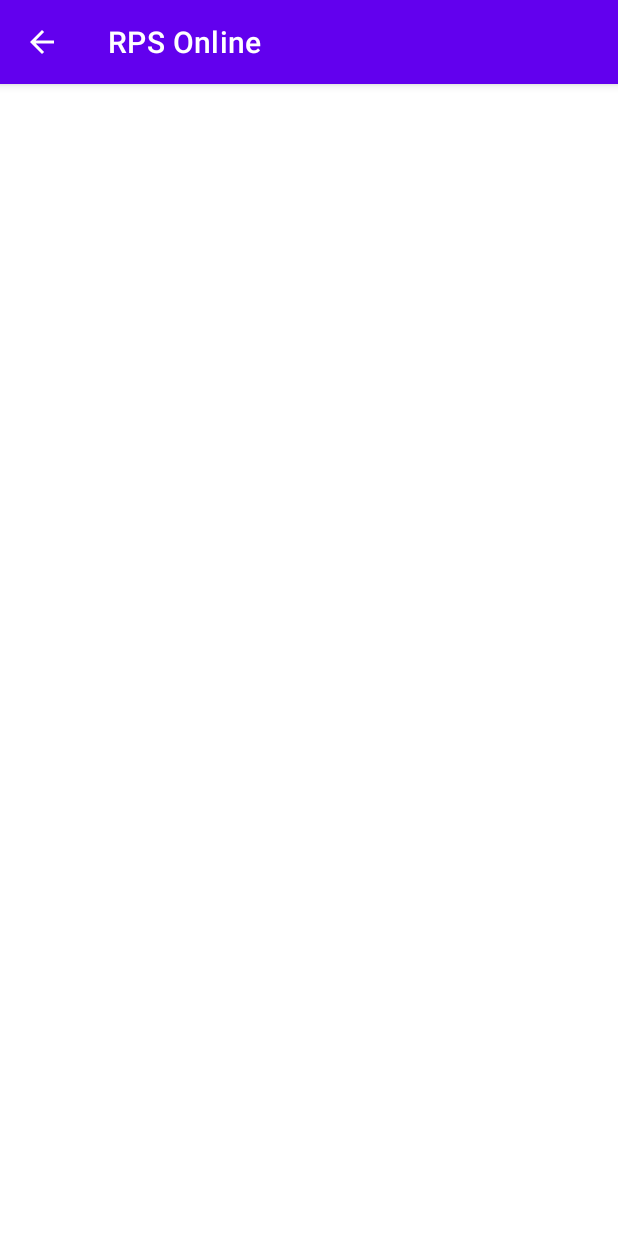
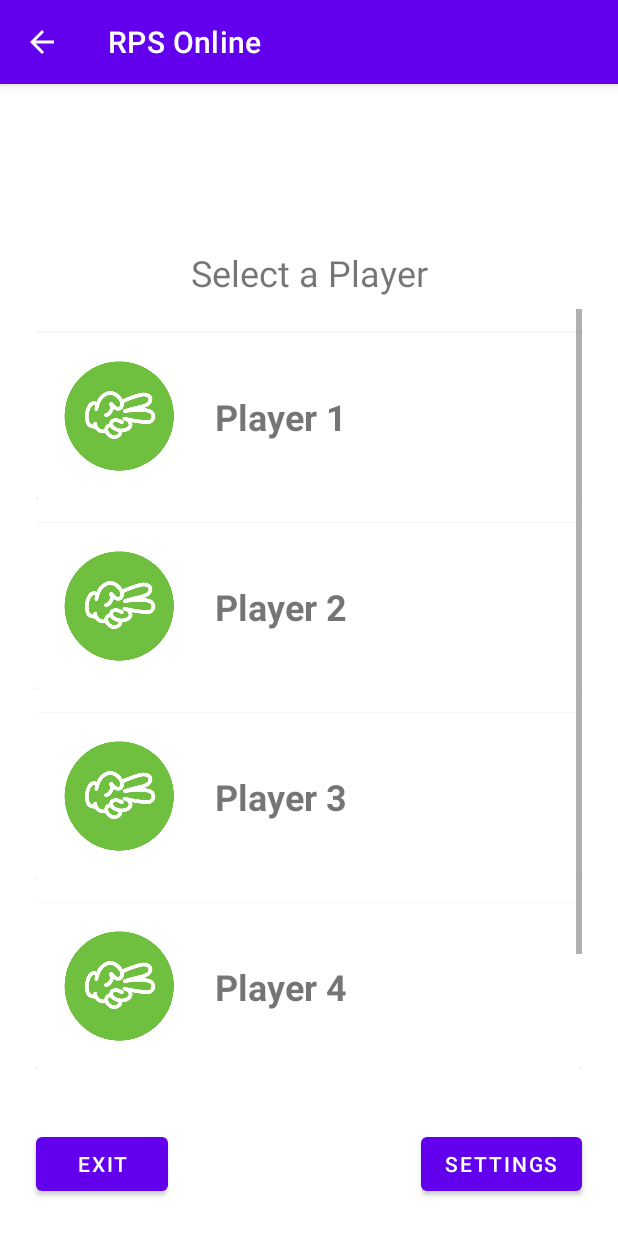
Before and after one commit to dward2nd/rock-paper-scissor, an Android app: the SelectPlayer screen opened directly, with no data from a screen before it, on a phone screen of 412 x 824 dp. Run offline under Robolectric (Android 15) with nearby library versions, the phone set to English and light mode, and no system bars; Roboto replaces fonts that are not available here.

Commit message:
๋ีีAdded SelectPlayer Activity

```diff
--- a/app/src/main/AndroidManifest.xml
+++ b/app/src/main/AndroidManifest.xml
@@ -11,13 +11,13 @@
       android:theme="@style/Theme.RockPaperScissor">
       <activity
          android:name=".SelectPlayer"
-         android:parentActivityName=".MainActivity">
+         android:parentActivityName=".LoginActivity">
          <meta-data
             android:name="android.support.PARENT_ACTIVITY"
-            android:value=".MainActivity" />
+            android:value=".LoginActivity" />
       </activity>
       <activity
-         android:name=".MainActivity"
+         android:name=".LoginActivity"
          android:exported="true">
          <intent-filter>
             <action android:name="android.intent.action.MAIN" />
--- a/app/src/main/java/com/rockpaperscissor/MainActivity.java
+++ b/app/src/main/java/com/rockpaperscissor/LoginActivity.java
@@ -7,7 +7,7 @@ import android.os.Bundle;
 import android.view.View;
 import android.widget.EditText;
 
-public class MainActivity extends AppCompatActivity {
+public class LoginActivity extends AppCompatActivity {
    public static final String EXTRA_MESSAGE = "com.rockpaperscissor.MAIN";
 
    @Override
--- a/app/src/main/java/com/rockpaperscissor/SelectPlayer.java
+++ b/app/src/main/java/com/rockpaperscissor/SelectPlayer.java
@@ -1,24 +1,44 @@
 package com.rockpaperscissor;
 
 import androidx.appcompat.app.AppCompatActivity;
+import androidx.recyclerview.widget.LinearLayoutManager;
+import androidx.recyclerview.widget.RecyclerView;
 
 import android.content.Intent;
 import android.os.Bundle;
 import android.widget.TextView;
 
+import com.rockpaperscissor.components.SelectPlayerAdapter;
+
 public class SelectPlayer extends AppCompatActivity {
+
+   final int playerLength = 25;
+   RecyclerView playerList;
+   String[] playerName;
 
    @Override
    protected void onCreate(Bundle savedInstanceState) {
       super.onCreate(savedInstanceState);
       setContentView(R.layout.activity_select_player);
 
-      // Get the Intent that started this activity and extract the string
+      // receive a message from LoginActivity and display here.
       Intent intent = getIntent();
-      String message = intent.getStringExtra(MainActivity.EXTRA_MESSAGE);
+      String message = intent.getStringExtra(LoginActivity.EXTRA_MESSAGE);
+      TextView textView = findViewById(R.id.displayNameLabel);
+      textView.setText(message);
 
-      // Capture the layout's TextView and set the string as its text
-      TextView textView = findViewById(R.id.textView);
-      textView.setText(message);
+      // connect to the recycler view for playerList
+      this.initPlayerName();
+      playerList = findViewById(R.id.playerList);
+      SelectPlayerAdapter selectPlayerAdapter = new SelectPlayerAdapter(this, playerName);
+      playerList.setAdapter(selectPlayerAdapter);
+      playerList.setLayoutManager(new LinearLayoutManager(this));
+   }
+
+   private void initPlayerName() {
+      this.playerName = new String[this.playerLength];
+      for (int i = 0; i < this.playerLength; ++i) {
+         this.playerName[i] = "Player " + (i + 1);
+      }
    }
 }
--- /dev/null
+++ b/app/src/main/java/com/rockpaperscissor/components/SelectPlayerAdapter.java
@@ -0,0 +1,51 @@
+package com.rockpaperscissor.components;
+
+import android.content.Context;
+import android.text.Layout;
+import android.view.LayoutInflater;
+import android.view.View;
+import android.view.ViewGroup;
+import android.widget.TextView;
+
+import androidx.annotation.NonNull;
+import androidx.recyclerview.widget.RecyclerView;
+
+import com.rockpaperscissor.R;
+
+public class SelectPlayerAdapter extends RecyclerView.Adapter<SelectPlayerAdapter.ViewHolder> {
+
+   String[] playerNames;
+   Context context;
+
+   public SelectPlayerAdapter(Context context, String[] playerNames) {
+      this.context = context;
+      this.playerNames = playerNames;
+   }
+
+   @NonNull
+   @Override
+   public ViewHolder onCreateViewHolder(@NonNull ViewGroup parent, int viewType) {
+      LayoutInflater inflater = LayoutInflater.from(context);
+      View view = inflater.inflate(R.layout.component_playerlist, parent, false);
+      return new ViewHolder(view);
+   }
+
+   @Override
+   public void onBindViewHolder(@NonNull ViewHolder holder, int position) {
+      holder.playerNameLabel.setText(playerNames[position]);
+   }
+
+   @Override
+   public int getItemCount() {
+      return this.playerNames.length;
+   }
+
+   public static class ViewHolder extends RecyclerView.ViewHolder {
+      TextView playerNameLabel;
+
+      public ViewHolder(View itemView) {
+         super(itemView);
+         playerNameLabel = itemView.findViewById(R.id.playerNameLabel);
+      }
+   }
+}
--- a/app/src/main/res/layout/activity_main.xml
+++ b/app/src/main/res/layout/activity_main.xml
@@ -4,7 +4,7 @@
    xmlns:tools="http://schemas.android.com/tools"
    android:layout_width="match_parent"
    android:layout_height="match_parent"
-   tools:context=".MainActivity">
+   tools:context=".LoginActivity">
 
    <TextView
       android:id="@+id/gameTitle"
--- a/app/src/main/res/layout/activity_select_player.xml
+++ b/app/src/main/res/layout/activity_select_player.xml
@@ -7,15 +7,79 @@
    tools:context=".SelectPlayer">
 
    <TextView
-      android:id="@+id/textView"
+      android:id="@+id/displayNameLabel"
       android:layout_width="0dp"
       android:layout_height="wrap_content"
-      android:layout_marginStart="20dp"
-      android:layout_marginTop="20dp"
-      android:layout_marginEnd="20dp"
-      android:textAlignment="center"
-      android:textSize="20sp"
+      android:layout_marginStart="24dp"
+      android:layout_marginTop="24dp"
+      android:layout_marginEnd="24dp"
+      android:text="Player"
+      android:textAlignment="textStart"
+      android:textSize="34sp"
+      app:layout_constraintEnd_toEndOf="parent"
+      app:layout_constraintHorizontal_bias="1.0"
+      app:layout_constraintStart_toStartOf="parent"
+      app:layout_constraintTop_toTopOf="parent" />
+
+   <Button
+      android:id="@+id/exitBtn"
+      android:layout_width="wrap_content"
+      android:layout_height="wrap_content"
+      android:layout_marginStart="24dp"
+      android:layout_marginBottom="24dp"
+      android:text="@string/select_exit"
+      app:layout_constraintBottom_toBottomOf="parent"
+      app:layout_constraintStart_toStartOf="parent" />
+
+   <Button
+      android:id="@+id/button"
+      android:layout_width="wrap_content"
+      android:layout_height="wrap_content"
+      android:layout_marginEnd="24dp"
+      android:layout_marginBottom="24dp"
+      android:text="@string/select_setting"
+      app:layout_constraintBottom_toBottomOf="parent"
+      app:layout_constraintEnd_toEndOf="parent" />
+
+   <ScrollView
+      android:layout_width="0dp"
+      android:layout_height="0dp"
+      android:layout_marginStart="24dp"
+      android:layout_marginEnd="24dp"
+      android:layout_marginBottom="24dp"
+      app:layout_constraintBottom_toTopOf="@+id/button"
       app:layout_constraintEnd_toEndOf="parent"
       app:layout_constraintStart_toStartOf="parent"
-      app:layout_constraintTop_toTopOf="parent" />
+      app:layout_constraintTop_toBottomOf="@+id/selectPlayerLabel"
+      app:layout_constraintVertical_bias="0.48">
+
+      <LinearLayout
+         android:layout_width="match_parent"
+         android:layout_height="wrap_content"
+         android:orientation="vertical">
+
+         <androidx.recyclerview.widget.RecyclerView
+            android:id="@+id/playerList"
+            android:layout_width="match_parent"
+            android:layout_height="wrap_content"
+            android:overScrollMode="never" />
+      </LinearLayout>
+   </ScrollView>
+
+   <TextView
+      android:id="@+id/selectPlayerLabel"
+      android:layout_width="0dp"
+      android:layout_height="wrap_content"
+      android:layout_marginStart="24dp"
+      android:layout_marginTop="32dp"
+      android:layout_marginEnd="24dp"
+      android:paddingTop="8dp"
+      android:paddingBottom="8dp"
+      android:text="@string/select_selectLabel"
+      android:textAlignment="center"
+      android:textSize="24sp"
+      app:layout_constraintEnd_toEndOf="parent"
+      app:layout_constraintStart_toStartOf="parent"
+      app:layout_constraintTop_toBottomOf="@+id/displayNameLabel" />
+
 </androidx.constraintlayout.widget.ConstraintLayout>
--- /dev/null
+++ b/app/src/main/res/layout/component_playerlist.xml
@@ -0,0 +1,49 @@
+<?xml version="1.0" encoding="utf-8"?>
+<androidx.constraintlayout.widget.ConstraintLayout xmlns:android="http://schemas.android.com/apk/res/android"
+   xmlns:app="http://schemas.android.com/apk/res-auto"
+   xmlns:tools="http://schemas.android.com/tools"
+   android:layout_width="match_parent"
+   android:layout_height="wrap_content">
+
+   <androidx.cardview.widget.CardView
+      android:layout_width="match_parent"
+      android:layout_height="wrap_content"
+      android:layout_marginTop="16dp"
+      app:layout_constraintEnd_toEndOf="parent"
+      app:layout_constraintStart_toStartOf="parent"
+      app:layout_constraintTop_toTopOf="parent">
+
+      <androidx.constraintlayout.widget.ConstraintLayout
+         android:layout_width="match_parent"
+         android:layout_height="match_parent">
+
+         <ImageView
+            android:id="@+id/avatarImageView"
+            android:layout_width="80dp"
+            android:layout_height="80dp"
+            android:layout_marginStart="15dp"
+            android:layout_marginTop="15dp"
+            android:layout_marginBottom="15dp"
+            android:contentDescription="@string/selectplayer_imagedescription"
+            android:src="@drawable/testimg"
+            app:layout_constraintBottom_toBottomOf="parent"
+            app:layout_constraintStart_toStartOf="parent"
+            app:layout_constraintTop_toTopOf="parent"
+            app:srcCompat="@drawable/testimg" />
+
+         <TextView
+            android:id="@+id/playerNameLabel"
+            android:layout_width="0dp"
+            android:layout_height="wrap_content"
+            android:layout_marginStart="24dp"
+            android:layout_marginEnd="24dp"
+            android:text="playerName"
+            android:textSize="24sp"
+            android:textStyle="bold"
+            app:layout_constraintBottom_toBottomOf="parent"
+            app:layout_constraintEnd_toEndOf="parent"
+            app:layout_constraintStart_toEndOf="@+id/avatarImageView"
+            app:layout_constraintTop_toTopOf="parent" />
+      </androidx.constraintlayout.widget.ConstraintLayout>
+   </androidx.cardview.widget.CardView>
+</androidx.constraintlayout.widget.ConstraintLayout>
--- a/app/src/main/res/values/strings.xml
+++ b/app/src/main/res/values/strings.xml
@@ -3,4 +3,8 @@
    <string name="login_user_label">Choose a name</string>
    <string name="login_user_hint">This will be visible to other players.</string>
    <string name="login_nextbtn">Let\'s Play</string>
+   <string name="select_exit">Exit</string>
+   <string name="select_setting">Settings</string>
+   <string name="select_selectLabel">Select a Player</string>
+   <string name="selectplayer_imagedescription">A player avatar</string>
 </resources>
```
Also changed, not shown: app/src/main/res/drawable/testimg.png (added), 1 other file.
